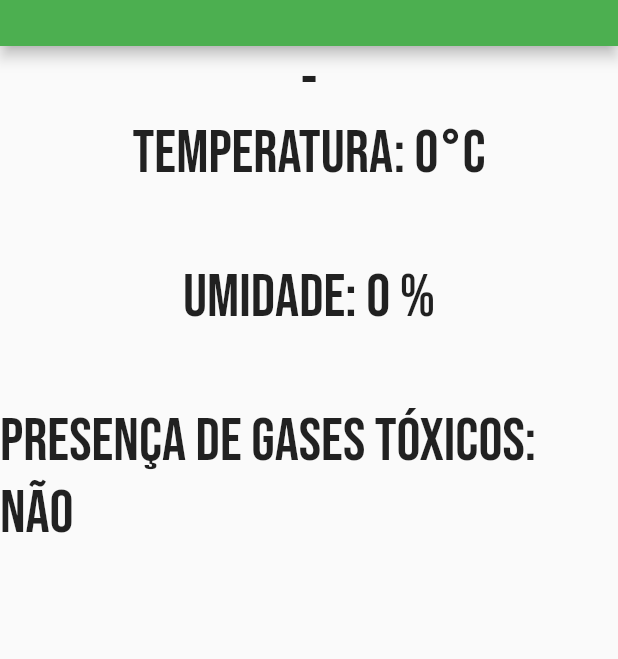
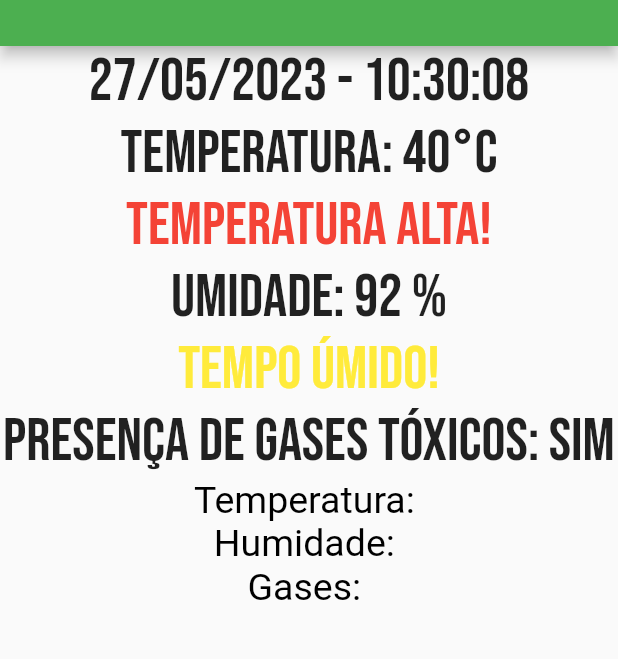
Before and after one commit to IsaiasBrazil/avicultor, a Flutter app: the screen it shows after launch, in the side drawer, after a tap on "Página inicial", on a phone screen of 412 x 824 dp, the part 104-763 px from its top. Run offline on Flutter 3.47's test engine with Material 2 defaults, Android fonts, the phone set to English and light mode, and no system bars; missing offline and left inert: mqtt_client.

Commit message:
adicionada função de receber dados sensor tela inicial

```diff
--- a/lib/home.dart
+++ b/lib/home.dart
@@ -1,9 +1,9 @@
 import 'package:flutter/material.dart';
-import 'package:mqtt_client/mqtt_server_client.dart';
 import 'package:tcc/widget_drawer.dart';
 import 'dart:math';
 import 'dart:async';
 import 'package:intl/intl.dart';
+import 'mqtt/mqtthandler.dart';
 
 class Home extends StatefulWidget {
   const Home({Key? key});
@@ -13,6 +13,8 @@
 }
 
 class _HomeState extends State<Home> {
+  MqttHandler mqttHandler = MqttHandler();
+
   // Variáveis de controle
   int temperatura = 0;
   int umidade = 0;
@@ -22,6 +24,9 @@
   String avisoTemperatura = '';
   String avisoUmidade = '';
   String avisoPresencaGasToxico = '';
+  String temperaturaSensor = '&';
+  String humidadeSensor  = '&';
+  String gasesSensor = '&';
 
   // Variáveis para definir a cor do texto dos avisos
   Color corAvisoTemperatura = Colors.black;
@@ -34,14 +39,17 @@
   Random random = Random();
   late Timer timer;
 
+
+
   @override
   void initState() {
+    mqttHandler.connect();
     super.initState();
     iniciarAtualizacoes();
   }
 
   void iniciarAtualizacoes() {
-    timer = Timer.periodic(Duration(seconds: 2), (Timer t) {
+    timer = Timer.periodic(Duration(seconds: 1), (Timer t) {
       gerarDadosSensores();
     });
   }
@@ -54,6 +62,10 @@
       temperatura = random.nextInt(51);
       umidade = random.nextInt(101);
       presencaGasToxico = random.nextBool();
+      temperaturaSensor = mqttHandler.temperatura.value;
+      humidadeSensor = mqttHandler.humidade.value;
+      gasesSensor = mqttHandler.gases.value;
+
 
       // Mostrar mensagem de acordo com a temperatura atual
       if (temperatura <= 20) {
@@ -128,11 +140,26 @@
               Text(
                   'Presença de gases tóxicos: ' +
                       (presencaGasToxico == true ? 'Sim' : 'Não'),
-                  style: TextStyle(fontFamily: 'BebasNeue', fontSize: 40))
+                  style: TextStyle(fontFamily: 'BebasNeue', fontSize: 40)),
+              _receber()
             ],
           ),
         )
       ],
     );
   }
+
+  _receber() {
+    return Column(
+      children: [
+        Text('Temperatura: $temperaturaSensor',
+            style: TextStyle(color: Colors.black, fontSize: 25)),
+        Text('Humidade: $humidadeSensor',
+            style: TextStyle(color: Colors.black, fontSize: 25)),
+        Text('Gases: $gasesSensor',
+            style: TextStyle(color: Colors.black, fontSize: 25)),
+        // Resto do código...
+      ],
+    );
+  }
 }
--- a/lib/mqtt/mqtthandler.dart
+++ b/lib/mqtt/mqtthandler.dart
@@ -10,7 +10,7 @@
 
   Future<Object> connect() async {
     client = MqttServerClient.withPort(
-        'test.mosquitto.org', 'avicontrol', 1883);
+        'test.mosquitto.org', 'avicontrol123', 1883);
     client.logging(on: true);
     client.onConnected = onConnected;
     client.onDisconnected = onDisconnected;
```
